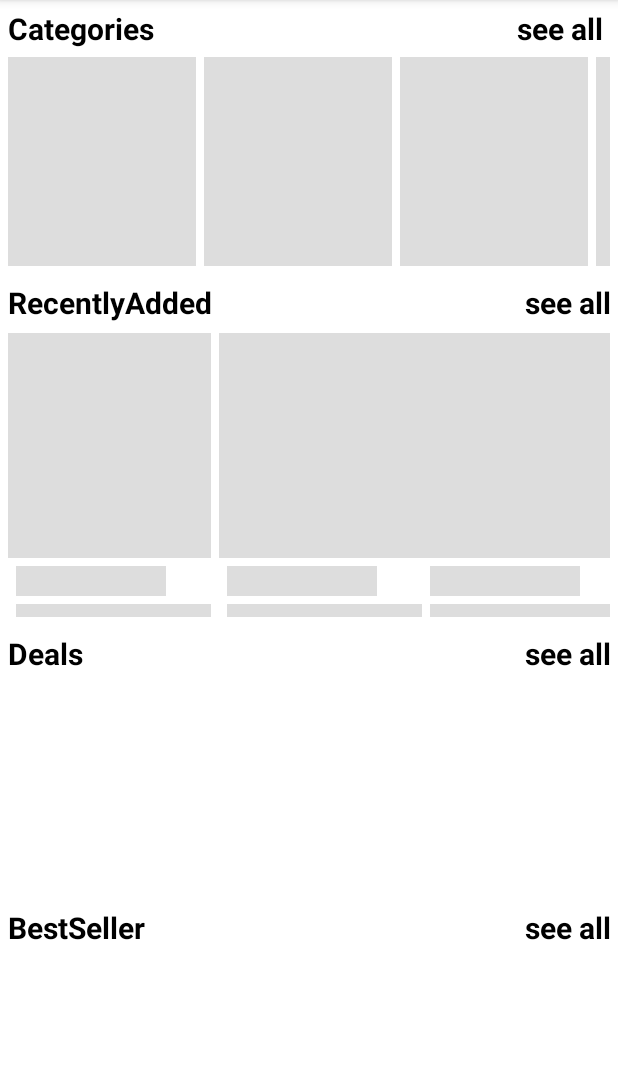
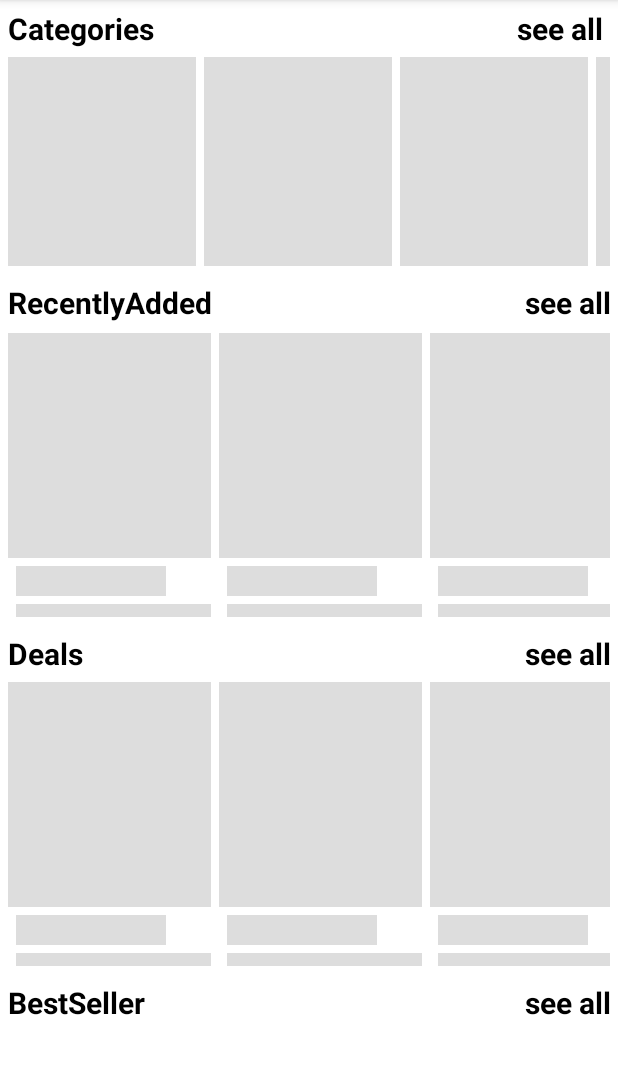
Before and after one commit to ahmdkhled/woo-store, an Android app: the screen it shows after launch (MainActivity), on a phone screen of 412 x 824 dp, the part 84-1158 px from its top. Run offline under Robolectric (Android 15) with nearby library versions, the phone set to English and light mode, and no system bars; our stand-ins replace Shimmer; network calls fail; 8 statements that could not run were skipped.

Commit message:
show shimmer layout before loading deals

```diff
--- a/app/src/main/java/com/example/woocommerce/ui/MainActivity.java
+++ b/app/src/main/java/com/example/woocommerce/ui/MainActivity.java
@@ -35,8 +35,10 @@
     TextView showAllCategories,showAllRecently,
             showAllDeals,showAllBestSeller;
     ArrayList<Category> categoriesList;
-    ShimmerFrameLayout categoriesShimmer
-            ,recentlyAddedShimmer;
+    ShimmerFrameLayout categoriesShimmer,
+                recentlyAddedShimmer,
+                dealsShimmer,
+                bestsellerShimmer;
     @Override
     protected void onCreate(Bundle savedInstanceState) {
         super.onCreate(savedInstanceState);
@@ -52,6 +54,7 @@
         showAllBestSeller=findViewById(R.id.see_all_bestsellers);
         categoriesShimmer=findViewById(R.id.categoriesShimmer);
         recentlyAddedShimmer=findViewById(R.id.recentlyAdded_shimmer);
+        dealsShimmer=findViewById(R.id.deals_shimmer);
         categoriesViewModel= ViewModelProviders
                 .of(this)
                 .get(CategoriesViewModel.class);
@@ -185,7 +188,6 @@
                 .observe(this, new Observer<ArrayList<Product>>() {
                     @Override
                     public void onChanged(@Nullable ArrayList<Product> products) {
-                        //Log.d("from_product_repo","observeDeals");
                         if(products == null)
                             Toast.makeText(MainActivity.this,
                                     R.string.error_message
@@ -232,7 +234,8 @@
                     @Override
                     public void onChanged(@Nullable Boolean aBoolean) {
                         if (aBoolean!=null&&!aBoolean){
-
+                            dealsShimmer.stopShimmer();
+                            dealsShimmer.setVisibility(View.GONE);
                         }
                     }
                 });
@@ -311,6 +314,7 @@
         super.onResume();
         categoriesShimmer.startShimmer();
         recentlyAddedShimmer.startShimmer();
+        dealsShimmer.startShimmer();
     }
 
     @Override
@@ -318,5 +322,6 @@
         super.onPause();
         categoriesShimmer.stopShimmer();
         recentlyAddedShimmer.stopShimmer();
+        dealsShimmer.stopShimmer();
     }
 }
--- a/app/src/main/res/layout/activity_main.xml
+++ b/app/src/main/res/layout/activity_main.xml
@@ -134,13 +134,21 @@
         app:layout_constraintStart_toStartOf="@id/seeAllCategories"
         android:textSize="20sp"
         />
+
     <android.support.v7.widget.RecyclerView
         android:layout_width="match_parent"
         android:layout_height="wrap_content"
-        android:minHeight="150dp"
+        android:minHeight="200dp"
         android:id="@+id/deals_recycler"
         app:layout_constraintTop_toBottomOf="@id/deals_label"
         />
+
+    <include layout="@layout/product_samples_shimmer_layout"
+        android:id="@+id/deals_shimmer"
+        android:layout_width="match_parent"
+        android:layout_height="0dp"
+        app:layout_constraintTop_toTopOf="@id/deals_recycler"
+        app:layout_constraintBottom_toBottomOf="@id/deals_recycler"/>
 
 
     <TextView
--- a/app/src/main/res/layout/product_samples_shimmer_layout.xml
+++ b/app/src/main/res/layout/product_samples_shimmer_layout.xml
@@ -18,11 +18,15 @@
 
         <include layout="@layout/product_item_shimmer"
             android:layout_width="135dp"
-            android:layout_height="wrap_content"/>
+            android:layout_height="wrap_content"
+            android:layout_marginEnd="5dp"
+            android:layout_marginRight="5dp"/>
 
         <include layout="@layout/product_item_shimmer"
             android:layout_width="135dp"
-            android:layout_height="wrap_content"/>
+            android:layout_height="wrap_content"
+            android:layout_marginEnd="5dp"
+            android:layout_marginRight="5dp"/>
 
         <include layout="@layout/product_item_shimmer"
             android:layout_width="135dp"
```
